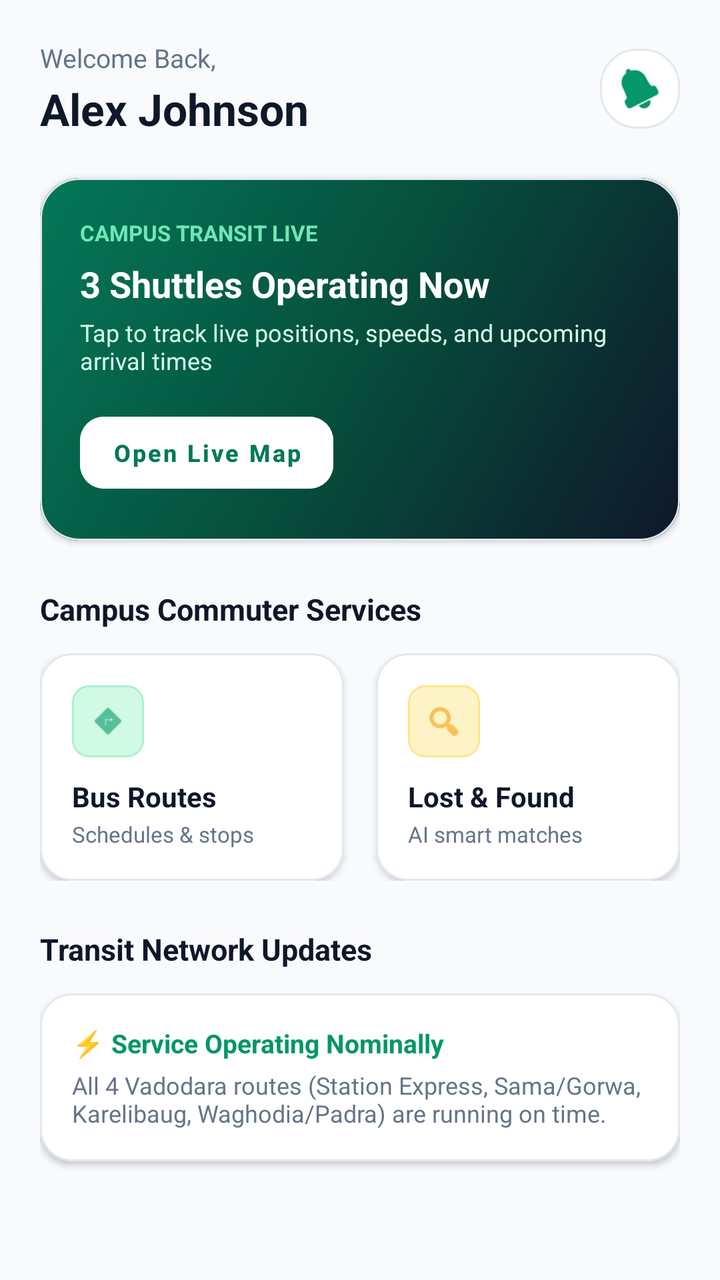
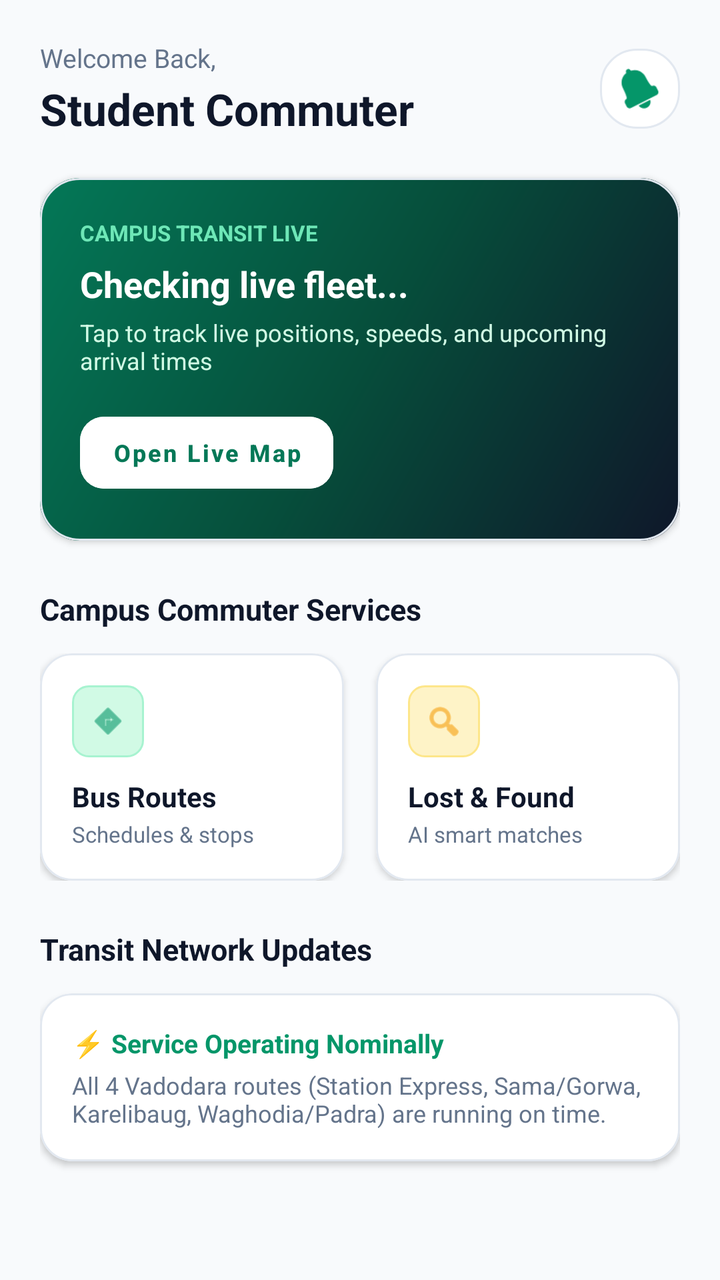

Before-and-after screenshots of an Android layout around one commit, followed by the original layout XML and the change that was made.
<!-- AndroidManifest.xml: application theme Theme.UniTrack -->
<!-- res/layout/fragment_student_home.xml -->
<?xml version="1.0" encoding="utf-8"?>
<ScrollView xmlns:android="http://schemas.android.com/apk/res/android"
    xmlns:app="http://schemas.android.com/apk/res-auto"
    android:layout_width="match_parent"
    android:layout_height="match_parent"
    android:background="@color/background"
    android:fillViewport="true">

    <LinearLayout
        android:layout_width="match_parent"
        android:layout_height="wrap_content"
        android:orientation="vertical"
        android:padding="20dp">

        
        <LinearLayout
            android:layout_width="match_parent"
            android:layout_height="wrap_content"
            android:gravity="center_vertical"
            android:orientation="horizontal">

            <LinearLayout
                android:layout_width="0dp"
                android:layout_height="wrap_content"
                android:layout_weight="1"
                android:orientation="vertical">

                <TextView
                    android:id="@+id/tvGreeting"
                    android:layout_width="wrap_content"
                    android:layout_height="wrap_content"
                    android:text="Welcome Back,"
                    android:textColor="@color/text_secondary"
                    android:textSize="13sp" />

                <TextView
                    android:id="@+id/tvStudentName"
                    android:layout_width="wrap_content"
                    android:layout_height="wrap_content"
                    android:layout_marginTop="2dp"
                    android:text="Alex Johnson"
                    android:textColor="@color/text_primary"
                    android:textSize="22sp"
                    android:textStyle="bold" />
            </LinearLayout>

            <ImageView
                android:id="@+id/btnNotifications"
                android:layout_width="40dp"
                android:layout_height="40dp"
                android:background="@drawable/bg_card_rounded"
                android:clickable="true"
                android:focusable="true"
                android:padding="10dp"
                android:src="@android:drawable/ic_popup_reminder"
                app:tint="@color/primary" />
        </LinearLayout>

        
        <com.google.android.material.card.MaterialCardView
            android:id="@+id/cardLiveTransit"
            style="@style/Widget.UniTrack.Card"
            android:layout_width="match_parent"
            android:layout_height="wrap_content"
            android:layout_marginTop="20dp"
            android:clickable="true"
            android:focusable="true"
            app:cardCornerRadius="20dp">

            <LinearLayout
                android:layout_width="match_parent"
                android:layout_height="wrap_content"
                android:background="@drawable/bg_gradient_splash"
                android:orientation="vertical"
                android:padding="20dp">

                <TextView
                    android:layout_width="wrap_content"
                    android:layout_height="wrap_content"
                    android:text="CAMPUS TRANSIT LIVE"
                    android:textColor="#6EE7B7"
                    android:textSize="11sp"
                    android:textStyle="bold" />

                <TextView
                    android:id="@+id/tvBannerActiveBuses"
                    android:layout_width="wrap_content"
                    android:layout_height="wrap_content"
                    android:layout_marginTop="6dp"
                    android:text="3 Shuttles Operating Now"
                    android:textColor="@color/white"
                    android:textSize="18sp"
                    android:textStyle="bold" />

                <TextView
                    android:layout_width="wrap_content"
                    android:layout_height="wrap_content"
                    android:layout_marginTop="4dp"
                    android:text="Tap to track live positions, speeds, and upcoming arrival times"
                    android:textColor="#D1FAE5"
                    android:textSize="12sp" />

                <com.google.android.material.button.MaterialButton
                    android:id="@+id/btnTrackNow"
                    style="@style/Widget.MaterialComponents.Button.UnelevatedButton"
                    android:layout_width="wrap_content"
                    android:layout_height="wrap_content"
                    android:layout_marginTop="14dp"
                    android:backgroundTint="@color/white"
                    android:text="Open Live Map"
                    android:textAllCaps="false"
                    android:textColor="@color/primary_dark"
                    android:textSize="12sp"
                    android:textStyle="bold"
                    app:cornerRadius="12dp" />

            </LinearLayout>
        </com.google.android.material.card.MaterialCardView>

        
        <TextView
            android:layout_width="wrap_content"
            android:layout_height="wrap_content"
            android:layout_marginTop="24dp"
            android:layout_marginBottom="12dp"
            android:text="Campus Commuter Services"
            android:textColor="@color/text_primary"
            android:textSize="15sp"
            android:textStyle="bold" />

        <LinearLayout
            android:layout_width="match_parent"
            android:layout_height="wrap_content"
            android:orientation="horizontal">

            
            <com.google.android.material.card.MaterialCardView
                android:id="@+id/cardRoutesShortcut"
                style="@style/Widget.UniTrack.Card"
                android:layout_width="0dp"
                android:layout_height="wrap_content"
                android:layout_marginEnd="8dp"
                android:layout_weight="1"
                android:clickable="true"
                android:focusable="true"
                app:cardCornerRadius="16dp">

                <LinearLayout
                    android:layout_width="match_parent"
                    android:layout_height="wrap_content"
                    android:orientation="vertical"
                    android:padding="16dp">

                    <ImageView
                        android:layout_width="36dp"
                        android:layout_height="36dp"
                        android:background="@drawable/bg_badge_emerald"
                        android:padding="8dp"
                        android:src="@android:drawable/ic_menu_directions"
                        app:tint="@color/primary" />

                    <TextView
                        android:layout_width="wrap_content"
                        android:layout_height="wrap_content"
                        android:layout_marginTop="10dp"
                        android:text="Bus Routes"
                        android:textColor="@color/text_primary"
                        android:textSize="14sp"
                        android:textStyle="bold" />

                    <TextView
                        android:layout_width="wrap_content"
                        android:layout_height="wrap_content"
                        android:layout_marginTop="2dp"
                        android:text="Schedules &amp; stops"
                        android:textColor="@color/text_secondary"
                        android:textSize="11sp" />
                </LinearLayout>
            </com.google.android.material.card.MaterialCardView>

            
            <com.google.android.material.card.MaterialCardView
                android:id="@+id/cardLostFoundShortcut"
                style="@style/Widget.UniTrack.Card"
                android:layout_width="0dp"
                android:layout_height="wrap_content"
                android:layout_marginStart="8dp"
                android:layout_weight="1"
                android:clickable="true"
                android:focusable="true"
                app:cardCornerRadius="16dp">

                <LinearLayout
                    android:layout_width="match_parent"
                    android:layout_height="wrap_content"
                    android:orientation="vertical"
                    android:padding="16dp">

                    <ImageView
                        android:layout_width="36dp"
                        android:layout_height="36dp"
                        android:background="@drawable/bg_badge_amber"
                        android:padding="8dp"
                        android:src="@android:drawable/ic_menu_search"
                        app:tint="@color/accent" />

                    <TextView
                        android:layout_width="wrap_content"
                        android:layout_height="wrap_content"
                        android:layout_marginTop="10dp"
                        android:text="Lost &amp; Found"
                        android:textColor="@color/text_primary"
                        android:textSize="14sp"
                        android:textStyle="bold" />

                    <TextView
                        android:layout_width="wrap_content"
                        android:layout_height="wrap_content"
                        android:layout_marginTop="2dp"
                        android:text="AI smart matches"
                        android:textColor="@color/text_secondary"
                        android:textSize="11sp" />
                </LinearLayout>
            </com.google.android.material.card.MaterialCardView>
        </LinearLayout>

        
        <TextView
            android:layout_width="wrap_content"
            android:layout_height="wrap_content"
            android:layout_marginTop="24dp"
            android:layout_marginBottom="12dp"
            android:text="Transit Network Updates"
            android:textColor="@color/text_primary"
            android:textSize="15sp"
            android:textStyle="bold" />

        <com.google.android.material.card.MaterialCardView
            style="@style/Widget.UniTrack.Card"
            android:layout_width="match_parent"
            android:layout_height="wrap_content"
            app:cardCornerRadius="16dp">

            <LinearLayout
                android:layout_width="match_parent"
                android:layout_height="wrap_content"
                android:orientation="vertical"
                android:padding="16dp">

                <TextView
                    android:layout_width="wrap_content"
                    android:layout_height="wrap_content"
                    android:text="⚡ Service Operating Nominally"
                    android:textColor="@color/primary"
                    android:textSize="13sp"
                    android:textStyle="bold" />

                <TextView
                    android:layout_width="wrap_content"
                    android:layout_height="wrap_content"
                    android:layout_marginTop="4dp"
                    android:text="All 4 Vadodara routes (Station Express, Sama/Gorwa, Karelibaug, Waghodia/Padra) are running on time."
                    android:textColor="@color/text_secondary"
                    android:textSize="12sp" />
            </LinearLayout>
        </com.google.android.material.card.MaterialCardView>

    </LinearLayout>
</ScrollView>
<!-- resources referenced by this layout -->
<resources>
  <color name="accent">#F59E0B</color>
  <color name="background">#F8FAFC</color>
  <color name="primary">#059669</color>
  <color name="primary_dark">#047857</color>
  <color name="text_primary">#0F172A</color>
  <color name="text_secondary">#64748B</color>
  <color name="white">#FFFFFF</color>
  <!-- drawable bg_badge_amber (drawable) -->
  <?xml version="1.0" encoding="utf-8"?>
  <shape xmlns:android="http://schemas.android.com/apk/res/android"
      android:shape="rectangle">
      <corners android:radius="8dp" />
      <solid android:color="#FEF3C7" />
      <stroke android:width="1dp" android:color="#FDE68A" />
  </shape>
  <!-- drawable bg_badge_emerald (drawable) -->
  <?xml version="1.0" encoding="utf-8"?>
  <shape xmlns:android="http://schemas.android.com/apk/res/android"
      android:shape="rectangle">
      <corners android:radius="8dp" />
      <solid android:color="#D1FAE5" />
      <stroke android:width="1dp" android:color="#A7F3D0" />
  </shape>
  <!-- drawable bg_card_rounded (drawable) -->
  <?xml version="1.0" encoding="utf-8"?>
  <shape xmlns:android="http://schemas.android.com/apk/res/android"
      android:shape="rectangle">
      <corners android:radius="18dp" />
      <solid android:color="#FFFFFF" />
      <stroke android:width="1dp" android:color="#E2E8F0" />
  </shape>
  <!-- drawable bg_gradient_splash (drawable) -->
  <?xml version="1.0" encoding="utf-8"?>
  <shape xmlns:android="http://schemas.android.com/apk/res/android"
      android:shape="rectangle">
      <gradient
          android:angle="135"
          android:startColor="#0F172A"
          android:centerColor="#064E3B"
          android:endColor="#047857"
          android:type="linear" />
  </shape>
  <style name="Widget.UniTrack.Card" parent="Widget.MaterialComponents.CardView">
          <item name="cardCornerRadius">20dp</item>
          <item name="cardElevation">2dp</item>
          <item name="cardBackgroundColor">@color/card_background</item>
          <item name="strokeColor">@color/border</item>
          <item name="strokeWidth">1dp</item>
      </style>
  <color name="card_background">#FFFFFF</color>
  <color name="border">#E2E8F0</color>
  <color name="pure_white">#FFFFFF</color>
  <color name="secondary">#0F172A</color>
  <color name="secondary_light">#1E293B</color>
  <color name="surface">#FFFFFF</color>
  <color name="input_hint">#64748B</color>
  <color name="input_text">#0F172A</color>
  <style name="Widget.UniTrack.TextInputLayout" parent="Widget.MaterialComponents.TextInputLayout.OutlinedBox">
          <item name="boxStrokeColor">@color/primary</item>
          <item name="hintTextColor">@color/primary</item>
          <item name="android:textColorHint">@color/input_hint</item>
          <item name="boxBackgroundColor">@color/input_background</item>
          <item name="boxCornerRadiusTopStart">12dp</item>
          <item name="boxCornerRadiusTopEnd">12dp</item>
          <item name="boxCornerRadiusBottomStart">12dp</item>
          <item name="boxCornerRadiusBottomEnd">12dp</item>
      </style>
  <style name="Widget.UniTrack.EditText" parent="Widget.MaterialComponents.TextInputEditText.OutlinedBox">
          <item name="android:textColor">@color/input_text</item>
          <item name="android:textColorHint">@color/input_hint</item>
          <item name="android:textSize">14sp</item>
      </style>
  <color name="input_background">#FFFFFF</color>
  <!-- unchanged entries left out for length: 1 -->
</resources>

<!-- the commit's change to res/layout/fragment_student_home.xml (unified diff, before → after) -->
@@ -38,7 +38,7 @@
                     android:layout_width="wrap_content"
                     android:layout_height="wrap_content"
                     android:layout_marginTop="2dp"
-                    android:text="Alex Johnson"
+                    android:text="Student Commuter"
                     android:textColor="@color/text_primary"
                     android:textSize="22sp"
                     android:textStyle="bold" />
@@ -87,7 +87,7 @@
                     android:layout_width="wrap_content"
                     android:layout_height="wrap_content"
                     android:layout_marginTop="6dp"
-                    android:text="3 Shuttles Operating Now"
+                    android:text="Checking live fleet..."
                     android:textColor="@color/white"
                     android:textSize="18sp"
                     android:textStyle="bold" />
